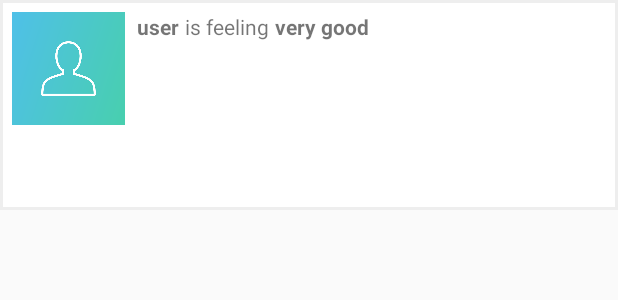
After one commit to stefKristijan/PollenAlert, an Android app: the layout post_item.xml on its own in the app's theme, with its tools: preview values and no code run, on a phone screen of 412 x 824 dp. The commit adds this screen. Shown: the top 300 px of the screen. Run offline under Robolectric (Android 15) with nearby library versions, the phone set to English and light mode, and no system bars; network calls fail.

Commit message:
Showing user news in RecyclerView

```diff
--- a/app/src/main/java/hr/ferit/kstefancic/pollenalert/MainActivity.java
+++ b/app/src/main/java/hr/ferit/kstefancic/pollenalert/MainActivity.java
@@ -233,7 +233,6 @@ public class MainActivity extends AppCompatActivity implements NewPostFragment.I
         mViewPager = (ViewPager) findViewById(R.id.container);
         mViewPager.setAdapter(mSectionsPagerAdapter);
         setUpViewPager();
-
         tabLayout = (TabLayout) findViewById(R.id.tabs);
         tabLayout.setupWithViewPager(mViewPager);
         setUpTabIcons();
--- /dev/null
+++ b/app/src/main/res/layout/post_item.xml
@@ -0,0 +1,66 @@
+<?xml version="1.0" encoding="utf-8"?>
+<RelativeLayout xmlns:android="http://schemas.android.com/apk/res/android"
+    android:layout_width="match_parent"
+    android:layout_height="wrap_content"
+    android:background="@drawable/table_pollen_background">
+
+    <ImageView
+        android:layout_width="75dp"
+        android:layout_height="75dp"
+        android:id="@+id/rvNewsIvAvatar"
+        android:layout_margin="8dp"
+        android:src="@mipmap/avatar"/>
+
+    <TextView
+        android:layout_width="wrap_content"
+        android:layout_height="wrap_content"
+        android:layout_toRightOf="@id/rvNewsIvAvatar"
+        android:layout_marginTop="8dp"
+        android:id="@+id/rvNewsTvUser"
+        android:textStyle="bold"
+        android:text="user"/>
+
+    <TextView
+        android:layout_width="wrap_content"
+        android:layout_height="wrap_content"
+        android:layout_toRightOf="@id/rvNewsTvUser"
+        android:layout_marginTop="8dp"
+        android:layout_marginLeft="4dp"
+        android:layout_marginRight="4dp"
+        android:text="@string/tvIsFeelingText"
+        android:id="@+id/rvNewsTvIsFeeling"/>
+
+    <TextView
+        android:layout_width="wrap_content"
+        android:layout_height="wrap_content"
+        android:layout_toRightOf="@id/rvNewsTvIsFeeling"
+        android:layout_marginTop="8dp"
+        android:id="@+id/rvNewsTvFeeling"
+        android:text="very good"
+        android:textStyle="bold"
+        />
+
+    <ImageView
+        android:layout_width="50dp"
+        android:layout_height="50dp"
+        android:layout_below="@id/rvNewsTvFeeling"
+        android:layout_marginTop="8dp"
+        android:layout_centerHorizontal="true"
+        android:id="@+id/rvNewsIvFeeling"
+        />
+    <TextView
+        android:layout_width="wrap_content"
+        android:layout_height="wrap_content"
+        android:layout_marginTop="8dp"
+        android:layout_below="@id/rvNewsIvFeeling"
+        android:layout_toRightOf="@id/rvNewsIvAvatar"
+        android:id="@+id/rvNewsTvAtLocation"/>
+
+    <TextView
+        android:layout_width="wrap_content"
+        android:layout_height="wrap_content"
+        android:layout_below="@id/rvNewsTvAtLocation"
+        android:layout_toRightOf="@id/rvNewsIvAvatar"
+        android:layout_marginTop="8dp"
+        android:id="@+id/rvNewsTvSymptoms"/>
+</RelativeLayout>
--- a/app/src/main/res/values/strings.xml
+++ b/app/src/main/res/values/strings.xml
@@ -51,6 +51,8 @@
     <string name="tvAddSymptomsText"><u>+Add symptoms</u></string>
     <string name="btnNewPostText">New</string>
     <string name="btnPostText">Post</string>
+    <string name="tvIsFeelingText">is feeling</string>
+    <string name="tvLoggedInAsText">Logged as:</string>
     <string-array name="symptoms">
         <item>coughing</item>
         <item>sneezing</item>
```
Also changed, not shown: app/src/main/java/hr/ferit/kstefancic/pollenalert/NewPostFragment.java (+6 -12 lines), app/src/main/java/hr/ferit/kstefancic/pollenalert/UserNewsFragment.java (+96 -1 lines), app/src/main/java/hr/ferit/kstefancic/pollenalert/helper/News.java (added, +86 -0 lines), app/src/main/java/hr/ferit/kstefancic/pollenalert/helper/NewsAdapter.java (added, +100 -0 lines), app/src/main/res/layout/fragment_user_news.xml (+24 -11 lines).
